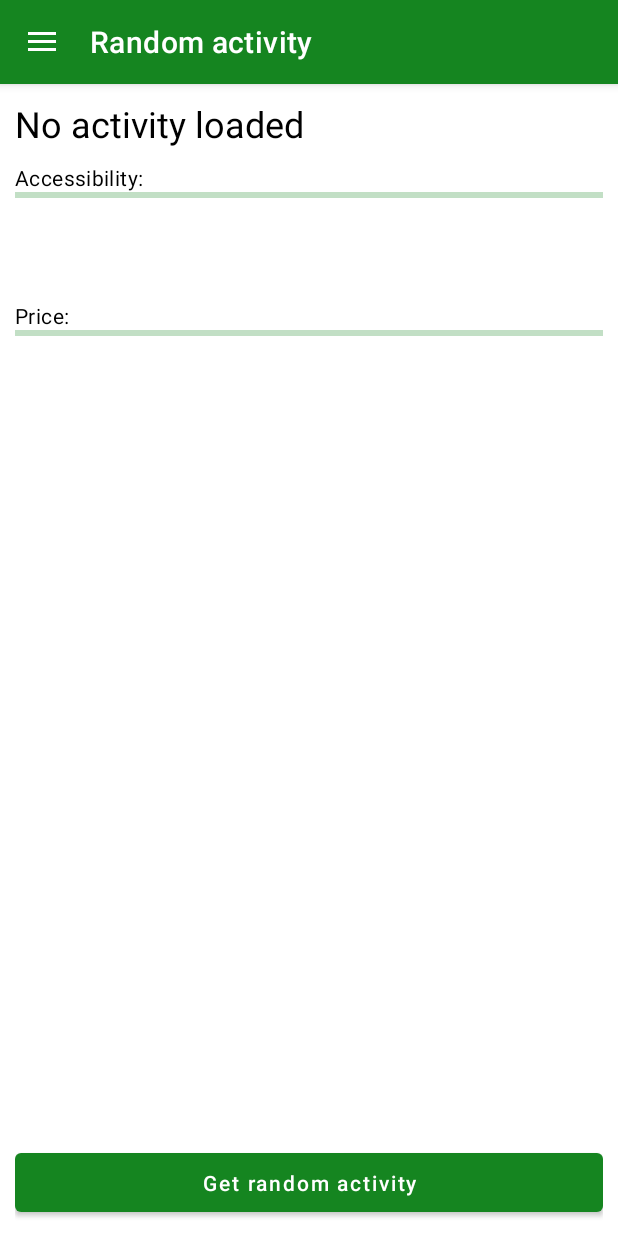
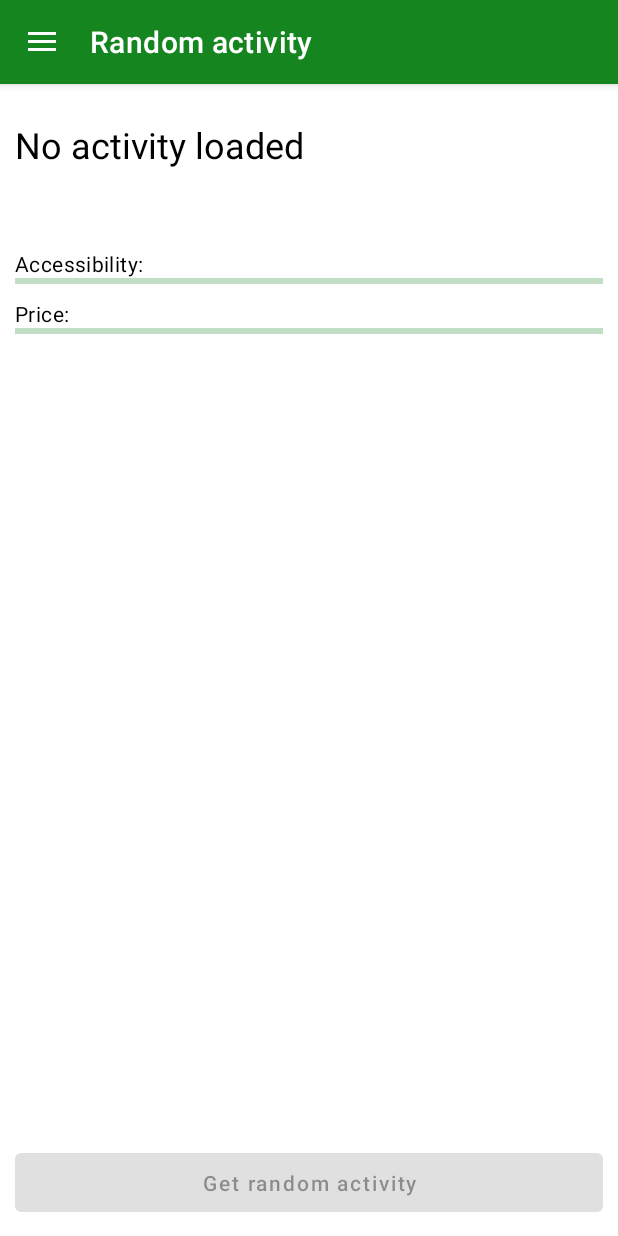
Before and after one commit to JohnyDaDeveloper/Adastra.ONETask, an Android app: the screen it shows after launch (MainActivity), on a phone screen of 412 x 824 dp. Run offline under Robolectric (Android 15) with nearby library versions, the phone set to English and light mode, and no system bars; our stand-ins replace navigation-ui; 2 statements that could not run were skipped.

Commit message:
RandomActivityFragment reorganized

```diff
--- a/app/src/main/java/cz/johnyapps/adastraone_task/entities/Activity.java
+++ b/app/src/main/java/cz/johnyapps/adastraone_task/entities/Activity.java
@@ -13,6 +13,7 @@
     private Integer participants;
     private Float price;
     private String link;
+    private boolean liked = false;
 
     @NonNull
     @PrimaryKey
@@ -94,11 +95,19 @@
         this.key = key;
     }
 
+    public boolean isOnline() {
+        return online;
+    }
+
     public void setOnline(boolean online) {
         this.online = online;
     }
 
-    public boolean isOnline() {
-        return online;
+    public boolean isLiked() {
+        return liked;
+    }
+
+    public void setLiked(boolean liked) {
+        this.liked = liked;
     }
 }
--- a/app/src/main/java/cz/johnyapps/adastraone_task/fragments/RandomActivityFragment.java
+++ b/app/src/main/java/cz/johnyapps/adastraone_task/fragments/RandomActivityFragment.java
@@ -75,7 +75,8 @@
             binding.activityNameTextView.setText(activity.getActivity());
             binding.typeImageView.setImageResource(Type.fromString(activity.getType()).getDrawableId());
             binding.typeImageView.setVisibility(View.VISIBLE);
-            binding.participantsTextView.setText(String.valueOf(activity.getParticipants()));
+            binding.participantsTextView.setText(requireContext().getString(R.string.participantsTextView,
+                    activity.getParticipants()));
             binding.linkTextView.setText(activity.getLink());
 
             if (Build.VERSION.SDK_INT >= Build.VERSION_CODES.N) {
--- a/app/src/main/java/cz/johnyapps/adastraone_task/services/ActivityService.java
+++ b/app/src/main/java/cz/johnyapps/adastraone_task/services/ActivityService.java
@@ -36,7 +36,7 @@
         boredAPIService = retrofit.create(BoredAPIService.class);
     }
 
-    public void getLastActivityFromDatabase() {
+    public boolean getLastActivityFromDatabase() {
         String lastKey = SharedPreferencesUtils.getLastActivityKey(mainViewModel.getApplication());
 
         if (lastKey != null) {
@@ -64,7 +64,10 @@
                 }
             });
             task.execute(lastKey);
+            return false;
         }
+
+        return true;
     }
 
     public void getRandomActivityFromAPI() {
--- a/app/src/main/java/cz/johnyapps/adastraone_task/viewmodels/MainViewModel.java
+++ b/app/src/main/java/cz/johnyapps/adastraone_task/viewmodels/MainViewModel.java
@@ -23,7 +23,10 @@
     public MainViewModel(@NonNull Application application) {
         super(application);
         activityService = new ActivityService(this);
-        activityService.getLastActivityFromDatabase();
+
+        if (activityService.getLastActivityFromDatabase()) {
+            activityService.getRandomActivityFromAPI();
+        }
     }
 
     @NonNull
--- a/app/src/main/res/layout/fragmnet_random_activity.xml
+++ b/app/src/main/res/layout/fragmnet_random_activity.xml
@@ -21,11 +21,11 @@
                 android:id="@+id/typeImageView"
                 android:layout_width="48dp"
                 android:layout_height="match_parent"
-                android:minHeight="48dp"
-                android:foregroundGravity="center"
-                android:visibility="gone"
                 android:layout_marginEnd="?spacingDefault"
                 android:layout_marginBottom="?spacingDefault"
+                android:foregroundGravity="center"
+                android:minHeight="48dp"
+                android:visibility="gone"
                 app:srcCompat="@drawable/type_unknown" />
 
             <androidx.appcompat.widget.AppCompatTextView
@@ -33,23 +33,11 @@
                 android:layout_width="match_parent"
                 android:layout_height="wrap_content"
                 android:layout_marginBottom="?spacingDefault"
+                android:gravity="center_vertical"
+                android:minLines="2"
                 android:text="@string/activityNameTextView_default"
                 android:textAppearance="@style/TextAppearance.AdastraONETask.Large" />
         </androidx.appcompat.widget.LinearLayoutCompat>
-
-        <androidx.appcompat.widget.AppCompatTextView
-            android:id="@+id/accessibilityProgressLabel"
-            android:layout_width="match_parent"
-            android:layout_height="wrap_content"
-            android:labelFor="@id/accessibilityProgress"
-            android:textAppearance="@style/TextAppearance.AdastraONETask.Small"
-            android:text="@string/accessibilityProgressLabel" />
-
-        <com.google.android.material.progressindicator.LinearProgressIndicator
-            android:id="@+id/accessibilityProgress"
-            android:layout_width="match_parent"
-            android:layout_height="wrap_content"
-            android:layout_marginBottom="?spacingDefault" />
 
         <androidx.appcompat.widget.AppCompatTextView
             android:id="@+id/participantsTextView"
@@ -59,26 +47,39 @@
             android:textAppearance="@style/TextAppearance.AdastraONETask.Small" />
 
         <androidx.appcompat.widget.AppCompatTextView
-            android:id="@+id/linkTextView"
+            android:id="@+id/accessibilityProgressLabel"
             android:layout_width="match_parent"
             android:layout_height="wrap_content"
-            android:layout_marginBottom="?spacingDefault"
-            android:autoLink="web"
+            android:labelFor="@id/accessibilityProgress"
+            android:text="@string/accessibilityProgressLabel"
             android:textAppearance="@style/TextAppearance.AdastraONETask.Small" />
+
+        <com.google.android.material.progressindicator.LinearProgressIndicator
+            android:id="@+id/accessibilityProgress"
+            android:layout_width="match_parent"
+            android:layout_height="wrap_content"
+            android:layout_marginBottom="?spacingDefault" />
 
         <androidx.appcompat.widget.AppCompatTextView
             android:id="@+id/priceProgressLabel"
             android:layout_width="match_parent"
             android:layout_height="wrap_content"
             android:labelFor="@id/priceProgress"
-            android:textAppearance="@style/TextAppearance.AdastraONETask.Small"
-            android:text="@string/priceProgressLabel" />
+            android:text="@string/priceProgressLabel"
+            android:textAppearance="@style/TextAppearance.AdastraONETask.Small" />
 
         <com.google.android.material.progressindicator.LinearProgressIndicator
             android:id="@+id/priceProgress"
             android:layout_width="match_parent"
             android:layout_height="wrap_content"
             android:layout_marginBottom="?spacingDefault" />
+
+        <androidx.appcompat.widget.AppCompatTextView
+            android:id="@+id/linkTextView"
+            android:layout_width="match_parent"
+            android:layout_height="wrap_content"
+            android:autoLink="web"
+            android:textAppearance="@style/TextAppearance.AdastraONETask.Small" />
     </androidx.appcompat.widget.LinearLayoutCompat>
 
     <com.google.android.material.button.MaterialButton
--- a/app/src/main/res/values/strings.xml
+++ b/app/src/main/res/values/strings.xml
@@ -8,5 +8,6 @@
     <string name="activityNameTextView_default">No activity loaded</string>
     <string name="randomActivityButton">Get random activity</string>
     <string name="accessibilityProgressLabel">Accessibility:</string>
+    <string name="participantsTextView">Participants: %d</string>
     <string name="priceProgressLabel">Price:</string>
 </resources>
```
